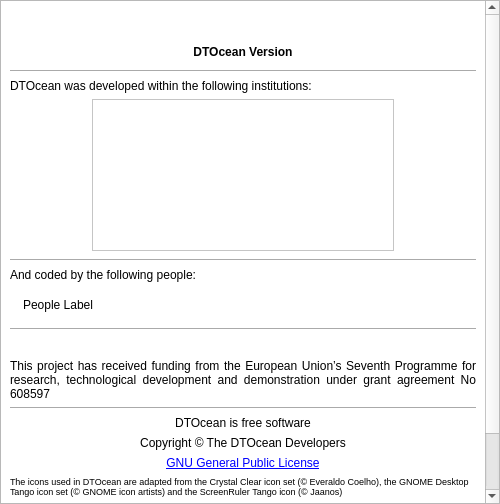
Before: the Qt Designer form designer/high/about.ui in DTOcean/dtocean-app, drawn with Qt 5.
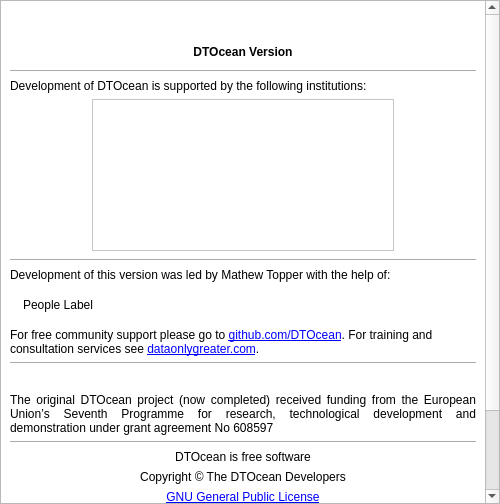
After: the same form once the commit is applied. Icons and pictures are not drawn.

Commit message: Update about widget for DTOcean2

```diff
--- a/designer/high/about.ui
+++ b/designer/high/about.ui
@@ -149,7 +149,7 @@
        <item>
         <widget class="QLabel" name="insitutionIntroLabel">
          <property name="text">
-          <string>DTOcean was developed within the following institutions:</string>
+          <string>Development of DTOcean is supported by the following institutions:</string>
          </property>
          <property name="alignment">
           <set>Qt::AlignLeading|Qt::AlignLeft|Qt::AlignTop</set>
@@ -235,7 +235,7 @@
        <item>
         <widget class="QLabel" name="peopleIntroLabel">
          <property name="text">
-          <string>And coded by the following people:</string>
+          <string>Development of this version was led by Mathew Topper with the help of:</string>
          </property>
          <property name="alignment">
           <set>Qt::AlignLeading|Qt::AlignLeft|Qt::AlignTop</set>
@@ -261,6 +261,19 @@
          </property>
         </widget>
        </item>
+       <item>
+        <widget class="QLabel" name="supportLabel">
+         <property name="text">
+          <string>For free community support please go to &lt;a href='https://github.com/DTOcean/dtocean'&gt;github.com/DTOcean&lt;/a&gt;. For training and consultation services see &lt;a href='http://www.dataonlygreater.com/'&gt;dataonlygreater.com&lt;/a&gt;.</string>
+         </property>
+         <property name="wordWrap">
+          <bool>true</bool>
+         </property>
+         <property name="openExternalLinks">
+          <bool>true</bool>
+         </property>
+        </widget>
+       </item>
        <item>
         <widget class="Line" name="line_3">
          <property name="orientation">
@@ -297,7 +310,7 @@
        <item>
         <widget class="QLabel" name="grantLabel">
          <property name="text">
-          <string>This project has received funding from the European Union’s Seventh Programme for research, technological development and demonstration under grant agreement No 608597</string>
+          <string>The original DTOcean project (now completed) received funding from the European Union’s Seventh Programme for research, technological development and demonstration under grant agreement No 608597</string>
          </property>
          <property name="alignment">
           <set>Qt::AlignJustify|Qt::AlignVCenter</set>
```
Left out of the diff: 4 changed lines with no effect on the pictures. The commit also changes 20 other files.
